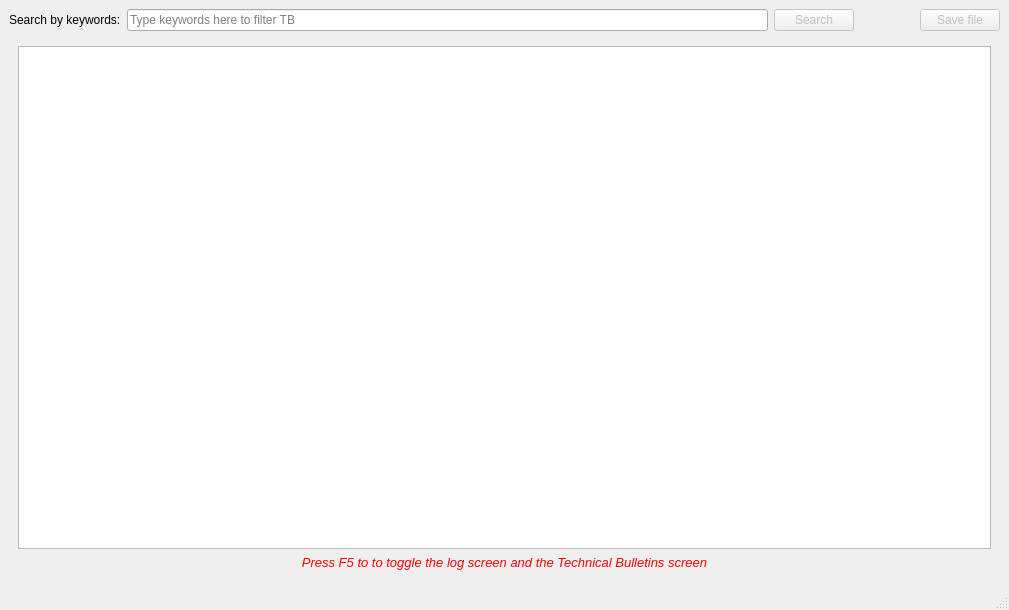
The window that UI/MainWindow.ui (Folco68/TBI) describes before a commit, drawn with Qt 5.
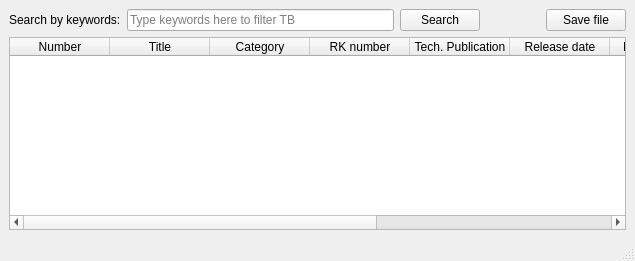
The same window after the commit.

What changed in the file:
```diff
--- a/UI/MainWindow.ui
+++ b/UI/MainWindow.ui
@@ -6,8 +6,8 @@
    <rect>
     <x>0</x>
     <y>0</y>
-    <width>1009</width>
-    <height>610</height>
+    <width>635</width>
+    <height>261</height>
    </rect>
   </property>
   <property name="acceptDrops">
@@ -39,9 +39,6 @@
       </item>
       <item>
        <widget class="QPushButton" name="ButtonSearch">
-        <property name="enabled">
-         <bool>false</bool>
-        </property>
         <property name="text">
          <string>Search</string>
         </property>
@@ -65,9 +62,6 @@
       </item>
       <item>
        <widget class="QPushButton" name="ButtonSave">
-        <property name="enabled">
-         <bool>false</bool>
-        </property>
         <property name="text">
          <string>Save file</string>
         </property>
@@ -76,164 +70,6 @@
      </layout>
     </item>
     <item>
-     <widget class="QStackedWidget" name="StackCentral">
-      <widget class="QWidget" name="PageLog">
-       <layout class="QVBoxLayout" name="verticalLayout_2">
-        <item>
-         <widget class="QPlainTextEdit" name="TextLog">
-          <property name="font">
-           <font>
-            <family>Fantasque Sans Mono</family>
-            <pointsize>10</pointsize>
-           </font>
-          </property>
-          <property name="readOnly">
-           <bool>true</bool>
-          </property>
-          <property name="textInteractionFlags">
-           <set>Qt::TextInteractionFlag::TextSelectableByKeyboard|Qt::TextInteractionFlag::TextSelectableByMouse</set>
-          </property>
-         </widget>
-        </item>
-        <item>
-         <widget class="QLabel" name="LabelToggle">
-          <property name="palette">
-           <palette>
-            <active>
-             <colorrole role="WindowText">
-              <brush brushstyle="SolidPattern">
-               <color alpha="255">
-                <red>255</red>
-                <green>0</green>
-                <blue>0</blue>
-               </color>
-              </brush>
-             </colorrole>
-             <colorrole role="Button">
-              <brush brushstyle="SolidPattern">
-               <color alpha="255">
-                <red>240</red>
-                <green>240</green>
-                <blue>240</blue>
-               </color>
-              </brush>
-             </colorrole>
-             <colorrole role="Window">
-              <brush brushstyle="SolidPattern">
-               <color alpha="255">
-                <red>240</red>
-                <green>240</green>
-                <blue>240</blue>
-               </color>
-              </brush>
-             </colorrole>
-             <colorrole role="AlternateBase">
-              <brush brushstyle="SolidPattern">
-               <color alpha="255">
-                <red>245</red>
-                <green>245</green>
-                <blue>245</blue>
-               </color>
-              </brush>
-             </colorrole>
-            </active>
-            <inactive>
-             <colorrole role="WindowText">
-              <brush brushstyle="SolidPattern">
-               <color alpha="255">
-                <red>255</red>
-                <green>0</green>
-                <blue>0</blue>
-               </color>
-              </brush>
-             </colorrole>
-             <colorrole role="Button">
-              <brush brushstyle="SolidPattern">
-               <color alpha="255">
-                <red>240</red>
-                <green>240</green>
-                <blue>240</blue>
-               </color>
-              </brush>
-             </colorrole>
-             <colorrole role="Window">
-              <brush brushstyle="SolidPattern">
-               <color alpha="255">
-                <red>240</red>
-                <green>240</green>
-                <blue>240</blue>
-               </color>
-              </brush>
-             </colorrole>
-             <colorrole role="AlternateBase">
-              <brush brushstyle="SolidPattern">
-               <color alpha="255">
-                <red>245</red>
-                <green>245</green>
-                <blue>245</blue>
-               </color>
-              </brush>
-             </colorrole>
-            </inactive>
-            <disabled>
-             <colorrole role="Button">
-              <brush brushstyle="SolidPattern">
-               <color alpha="255">
-                <red>240</red>
-                <green>240</green>
-                <blue>240</blue>
-               </color>
-              </brush>
-             </colorrole>
-             <colorrole role="Base">
-              <brush brushstyle="SolidPattern">
-               <color alpha="255">
-                <red>240</red>
-                <green>240</green>
-                <blue>240</blue>
-               </color>
-              </brush>
-             </colorrole>
-             <colorrole role="Window">
-              <brush brushstyle="SolidPattern">
-               <color alpha="255">
-                <red>240</red>
-                <green>240</green>
-                <blue>240</blue>
-               </color>
-              </brush>
-             </colorrole>
-             <colorrole role="AlternateBase">
-              <brush brushstyle="SolidPattern">
-               <color alpha="255">
-                <red>245</red>
-                <green>245</green>
-                <blue>245</blue>
-               </color>
-              </brush>
-             </colorrole>
-            </disabled>
-           </palette>
-          </property>
-          <property name="font">
-           <font>
-            <pointsize>10</pointsize>
-            <italic>true</italic>
-           </font>
-          </property>
-          <property name="text">
-           <string>Press F5 to to toggle the log screen and the Technical Bulletins screen</string>
-          </property>
-          <property name="alignment">
-           <set>Qt::AlignmentFlag::AlignCenter</set>
-          </property>
-         </widget>
-        </item>
-       </layout>
-      </widget>
-      <widget class="QWidget" name="PageTable">
-       <layout class="QVBoxLayout" name="verticalLayout_3">
-        <item>
          <widget class="QTableWidget" name="TableTB">
           <column>
            <property name="text">
@@ -285,10 +121,6 @@
             <string>Keywords</string>
            </property>
           </column>
-         </widget>
-        </item>
-       </layout>
-      </widget>
      </widget>
     </item>
    </layout>
```
Left out of the diff: 4 changed lines with no effect on the pictures. Lines whose indentation alone changed are shown as unchanged.
